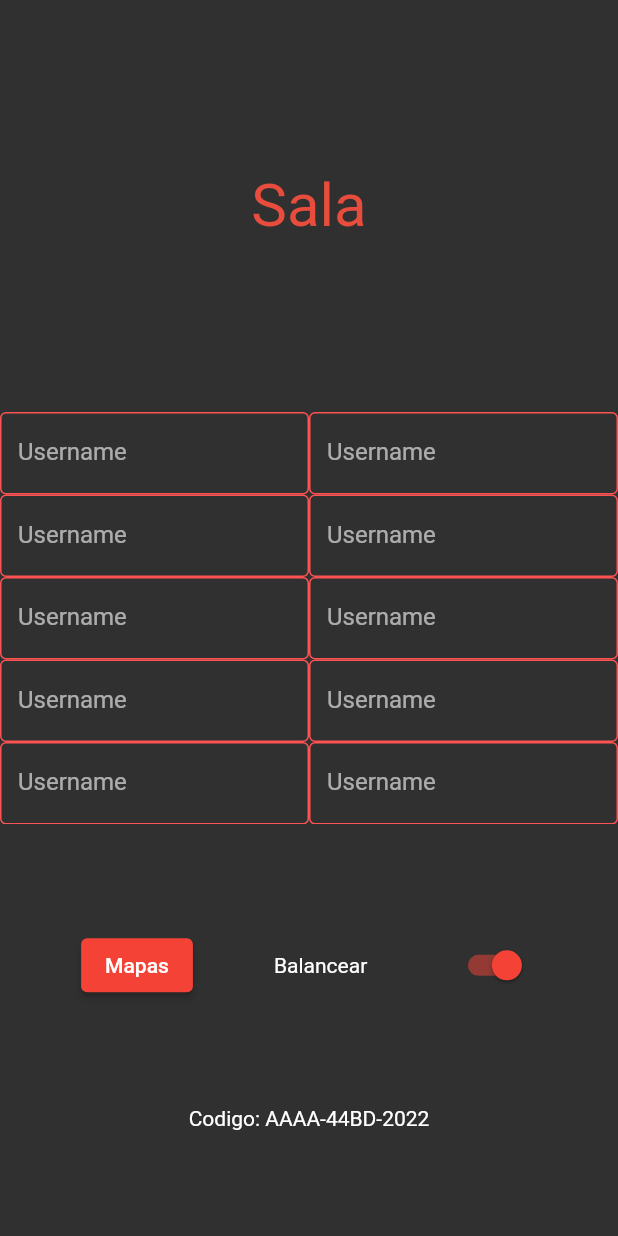
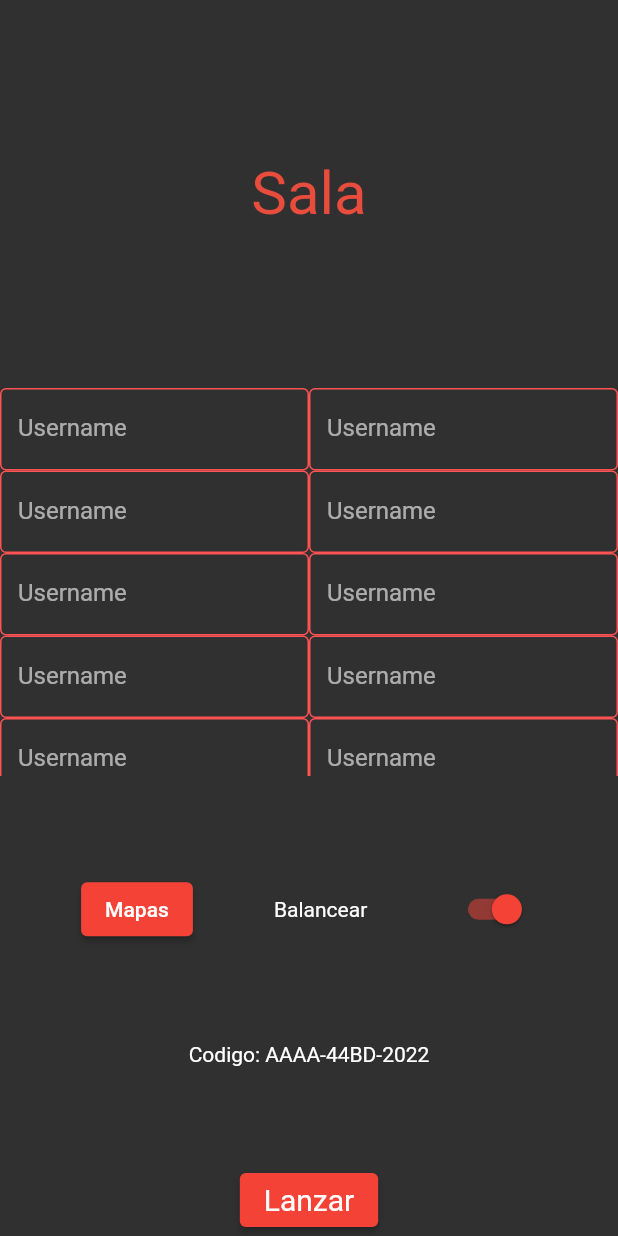
Before and after one commit to juanpurpp/Valpers-Mobile, a Flutter app: the screen it shows after launch, on a phone screen of 412 x 824 dp. Run offline on Flutter 3.47's test engine with Material 2 defaults, Android fonts, the light colour scheme and no system bars; missing offline and left inert: checkbox_grouped.

Commit message:
Boton lanzar

```diff
--- a/lib/widgets/SalaWidget.dart
+++ b/lib/widgets/SalaWidget.dart
@@ -122,6 +122,11 @@ class Sala extends StatelessWidget {
               ),
               const Text('Codigo: AAAA-44BD-2022'),
             ])),
+        ElevatedButton(
+          style: style,
+          onPressed: () {},
+          child: const Text('Lanzar'),
+        ),
       ],
     );
   }
```
